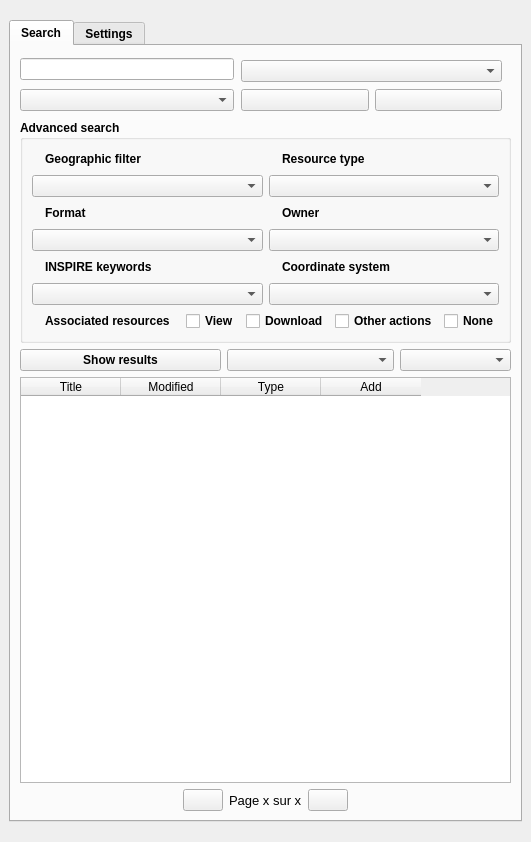
First picture: the form in ui/isogeo_dockwidget_base.ui, repository isogeo/isogeo-plugin-qgis, before the edit.
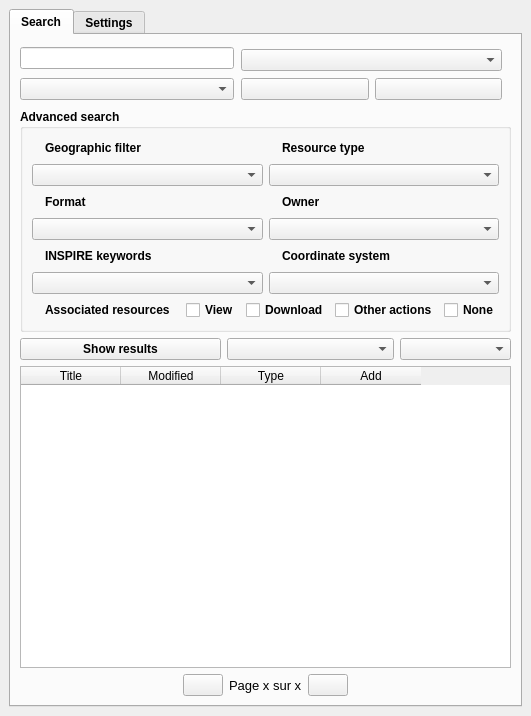
Second picture: the form after the edit. Icons and pictures are not drawn. Custom widgets are drawn as their Qt base class.

What changed in the file:
```diff
--- a/ui/isogeo_dockwidget_base.ui
+++ b/ui/isogeo_dockwidget_base.ui
@@ -7,13 +7,13 @@
     <x>0</x>
     <y>0</y>
     <width>531</width>
-    <height>842</height>
+    <height>716</height>
    </rect>
   </property>
   <property name="minimumSize">
    <size>
     <width>531</width>
-    <height>842</height>
+    <height>523</height>
    </size>
   </property>
   <property name="locale">
@@ -55,8 +55,8 @@
        <attribute name="title">
         <string>Search</string>
        </attribute>
-       <layout class="QVBoxLayout" name="verticalLayout_14">
-        <item>
+       <layout class="QGridLayout" name="gridLayout_3">
+        <item row="0" column="0">
          <layout class="QHBoxLayout" name="horizontalLayout_14">
           <item>
            <layout class="QVBoxLayout" name="verticalLayout_6">
@@ -152,7 +152,7 @@
           </item>
          </layout>
         </item>
-        <item>
+        <item row="1" column="0">
          <widget class="QgsCollapsibleGroupBox" name="grp_filters">
           <property name="font">
            <font>
@@ -699,7 +699,7 @@
           </layout>
          </widget>
         </item>
-        <item>
+        <item row="2" column="0">
          <layout class="QHBoxLayout" name="horizontalLayout_17">
           <item>
            <widget class="QPushButton" name="btn_show">
@@ -749,7 +749,7 @@
           </item>
          </layout>
         </item>
-        <item>
+        <item row="3" column="0">
          <widget class="QTableWidget" name="tbl_result">
           <property name="editTriggers">
            <set>QAbstractItemView::NoEditTriggers</set>
@@ -788,7 +788,7 @@
           </column>
          </widget>
         </item>
-        <item>
+        <item row="4" column="0">
          <layout class="QHBoxLayout" name="horizontalLayout_12">
           <item>
            <spacer name="horizontalSpacer_7">
```
Left out of the diff: 1 changed line with no effect on the pictures.
